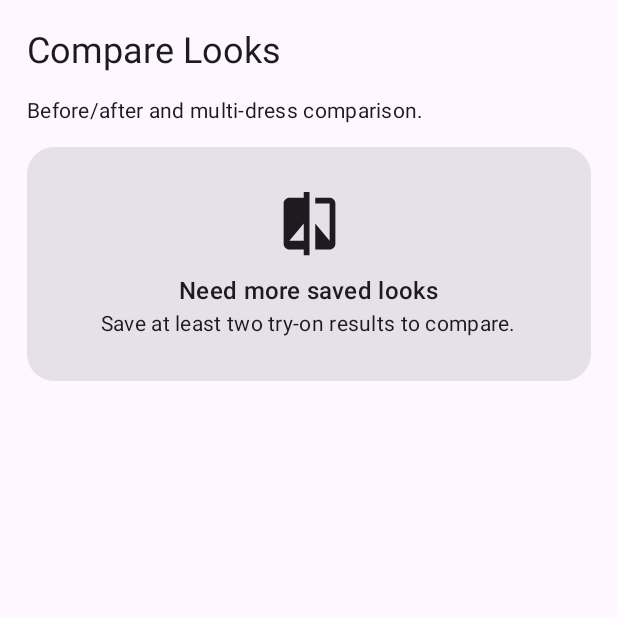
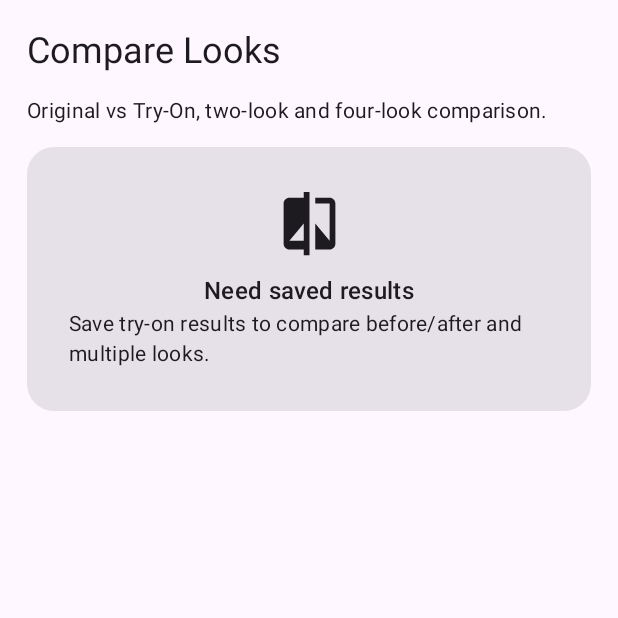
Before and after one commit to manibharathi1964/Al-Virtual-Dress-TryOn, an Android app built with Jetpack Compose: the composable CompareScreen called with empty values, on a phone screen of 412 x 824 dp, the top half of it. Run offline under Robolectric (Android 15) with nearby library versions, the phone set to English and light mode, and no system bars; pictures from the network do not load; 4 statements that could not run were skipped.

Commit message:
Complete before-after two-look four-look and color comparison

```diff
--- a/app/src/main/java/com/mj/virtualdress/MainActivity.kt
+++ b/app/src/main/java/com/mj/virtualdress/MainActivity.kt
@@ -372,7 +372,7 @@ private fun TryOnApp() {
                         }
                     })
                     AppTab.FAVORITES -> FavoritesScreen(savedLooks, selectedProducts, onDelete = { CustomerSessionStore.removeLook(it) }, onRemoveProduct = { CustomerSessionStore.removeProduct(it) })
-                    AppTab.COMPARE -> CompareScreen(savedLooks)
+                    AppTab.COMPARE -> CompareScreen(person, savedLooks)
                     AppTab.OUTFIT -> OutfitComposerScreen(catalogue, outfitProducts, onAdd = { outfitProducts = OutfitComposer.add(outfitProducts, it) }, onRemove = { outfitProducts = OutfitComposer.remove(outfitProducts, it) }, onApply = { selected -> outfitProducts = selected.products; outfitInstruction = selected.instruction(); selected.primary?.let { product -> tab = AppTab.TRY_ON; scope.launch { runCatching { CatalogueRepository.loadProductImage(product) }.fold({ image -> garment = image; garmentCategory = product.category; garmentColor = product.colors.firstOrNull() ?: "Unknown"; garmentValidation = "✓ Outfit primary: " + product.name; status = "Outfit ready. Add the selected look and generate." }, { status = "Could not load outfit product." }) } } })
                     AppTab.STAFF -> StaffModeScreen(onScan = { bitmap ->
                         scope.launch {
@@ -803,25 +803,36 @@ private fun FavoritesScreen(looks: List<SavedLook>, selectedProducts: List<Selec
 }
 
 @Composable
-private fun CompareScreen(looks: List<SavedLook>) {
+@Composable
+private fun CompareScreen(person: SelectedImage?, looks: List<SavedLook>) {
     var selectedCount by remember { mutableStateOf(2) }
     Column(Modifier.fillMaxSize().padding(18.dp), verticalArrangement = Arrangement.spacedBy(14.dp)) {
         Text("Compare Looks", style = MaterialTheme.typography.headlineSmall)
-        Text("Before/after and multi-dress comparison.", style = MaterialTheme.typography.bodyMedium)
+        Text("Original vs Try-On, two-look and four-look comparison.", style = MaterialTheme.typography.bodyMedium)
+        if (person != null) {
+            Text("Before / After", style = MaterialTheme.typography.titleMedium)
+            Row(Modifier.fillMaxWidth(), horizontalArrangement = Arrangement.spacedBy(10.dp)) {
+                AsyncImage(model = person.previewModel, contentDescription = "Original person", modifier = Modifier.weight(1f).height(220.dp), contentScale = ContentScale.Crop)
+                if (looks.isNotEmpty()) AsyncImage(model = looks.first().resultDataUri, contentDescription = "Try-on result", modifier = Modifier.weight(1f).height(220.dp), contentScale = ContentScale.Crop)
+            }
+        }
         if (looks.size >= 2) {
-            LazyRow(horizontalArrangement = Arrangement.spacedBy(10.dp)) {
-                items(looks.take(4)) { look ->
-                    Card(Modifier.width(150.dp), shape = RoundedCornerShape(16.dp)) {
-                        AsyncImage(model = look.resultDataUri, contentDescription = "Saved look", modifier = Modifier.height(190.dp).fillMaxWidth(), contentScale = ContentScale.Crop)
-                    }
-                }
-            }
             Row(horizontalArrangement = Arrangement.spacedBy(8.dp)) {
                 FilterChip(selected = selectedCount == 2, onClick = { selectedCount = 2 }, label = { Text("2 looks") })
                 FilterChip(selected = selectedCount == 4, onClick = { selectedCount = 4 }, label = { Text("4 looks") })
             }
-        } else {
-            EmptyState(Icons.Default.Compare, "Need more saved looks", "Save at least two try-on results to compare.")
+            LazyRow(horizontalArrangement = Arrangement.spacedBy(10.dp)) {
+                items(looks.take(selectedCount)) { look ->
+                    Card(Modifier.width(150.dp), shape = RoundedCornerShape(16.dp)) {
+                        Column {
+                            AsyncImage(model = look.resultDataUri, contentDescription = "Saved look", modifier = Modifier.height(190.dp).fillMaxWidth(), contentScale = ContentScale.Crop)
+                            Text((look.color ?: "Unknown") + " · " + (look.size ?: "—"), modifier = Modifier.padding(8.dp), style = MaterialTheme.typography.labelMedium)
+                        }
+                    }
+                }
+            }
+        } else if (person == null || looks.isEmpty()) {
+            EmptyState(Icons.Default.Compare, "Need saved results", "Save try-on results to compare before/after and multiple looks.")
         }
     }
 }
```
